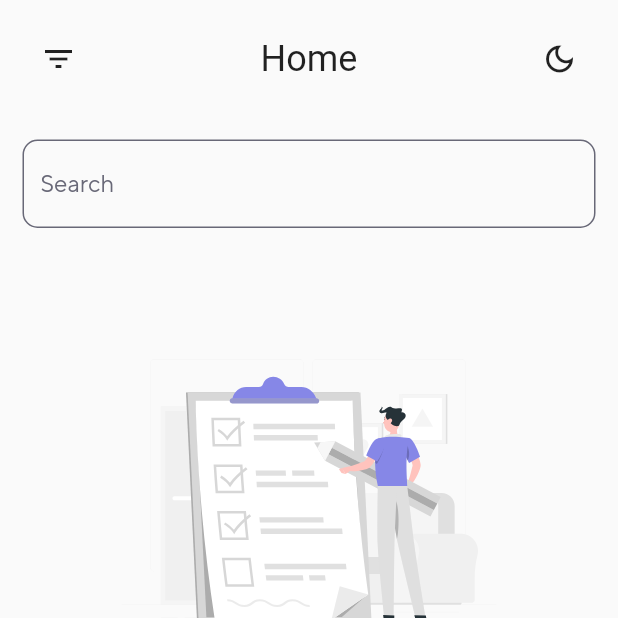
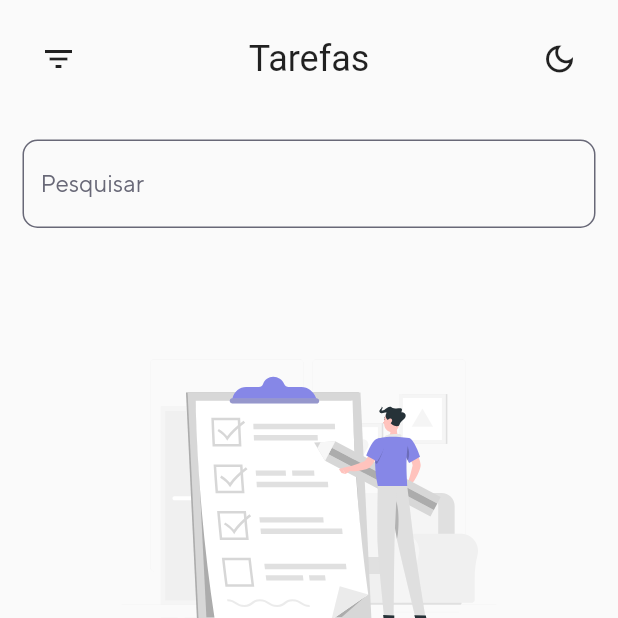
Before and after one commit to kaiolabs/todo_list, a Flutter app: the screen it shows after launch, on a phone screen of 412 x 824 dp, the top half of it. Run offline on Flutter 3.47's test engine with Material 2 defaults, Android fonts, the phone set to English and light mode, and no system bars; our stand-ins replace flutter_markdown, flutter_modular, flutter_svg, sqflite; accounts and stored records are empty; Roboto replaces fonts that are missing (TTNorms_Light).

Commit message:
Refatorando o home_view

```diff
--- a/lib/src/modules/base/views/home_view.dart
+++ b/lib/src/modules/base/views/home_view.dart
@@ -4,7 +4,6 @@ import 'package:todo_list/src/core/presenters/functions/functions.dart';
 import 'package:todo_list/src/core/presenters/shared/card_task.dart';
 import 'package:todo_list/src/core/presenters/shared/filter.dart';
 import 'package:todo_list/src/core/presenters/shared/not_task.dart';
-import 'package:todo_list/src/core/repositories/db.dart';
 import 'package:todo_list/src/modules/base/controllers/base_controller.dart';
 import 'package:todo_list/src/modules/base/views/components/top_bar.dart';
 import 'package:todo_list/src/modules/new_task/controller/task_controller.dart';
@@ -24,19 +23,11 @@ class HomeView extends StatefulWidget {
 
 class _HomeViewState extends State<HomeView> {
   @override
-  void initState() {
-    super.initState();
-    DB.getTasks().then((value) {
-      widget.controller.tasksAll.value = value;
-    });
-  }
-
-  @override
   Widget build(BuildContext context) {
     return Column(
       children: [
         TopBar(
-          title: 'Home',
+          title: 'Tarefas',
           filterPressed: () {
             filter(
               context: context,
@@ -58,7 +49,7 @@ class _HomeViewState extends State<HomeView> {
             children: [
               InputField(
                 controller: widget.controller.controllerSearcHome,
-                label: 'Search',
+                label: 'Pesquisar',
                 onChanged: (value) {
                   widget.controller.searchTaskAll();
                 },
@@ -83,6 +74,7 @@ class _HomeViewState extends State<HomeView> {
                               category: widget.controller.tasksAll.value[index].category,
                               status: widget.controller.tasksAll.value[index].status,
                               baseController: widget.controller,
+                              isFavorited: ValueNotifier<bool>(widget.controller.tasksAll.value[index].favorite),
                               onTap: () async {
                                 await Modular.to.push(
                                   MaterialPageRoute(
```
